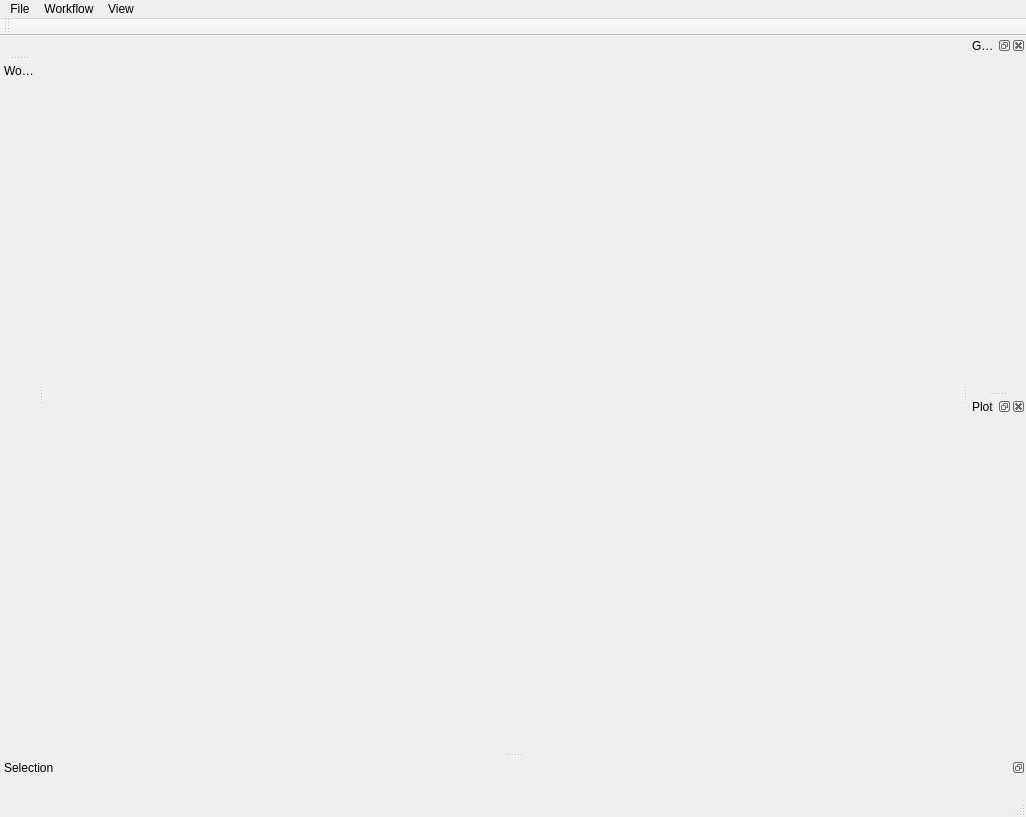
First picture: the form in python/soma/workflow/gui/main_window.ui, repository populse/soma-workflow, before the edit.
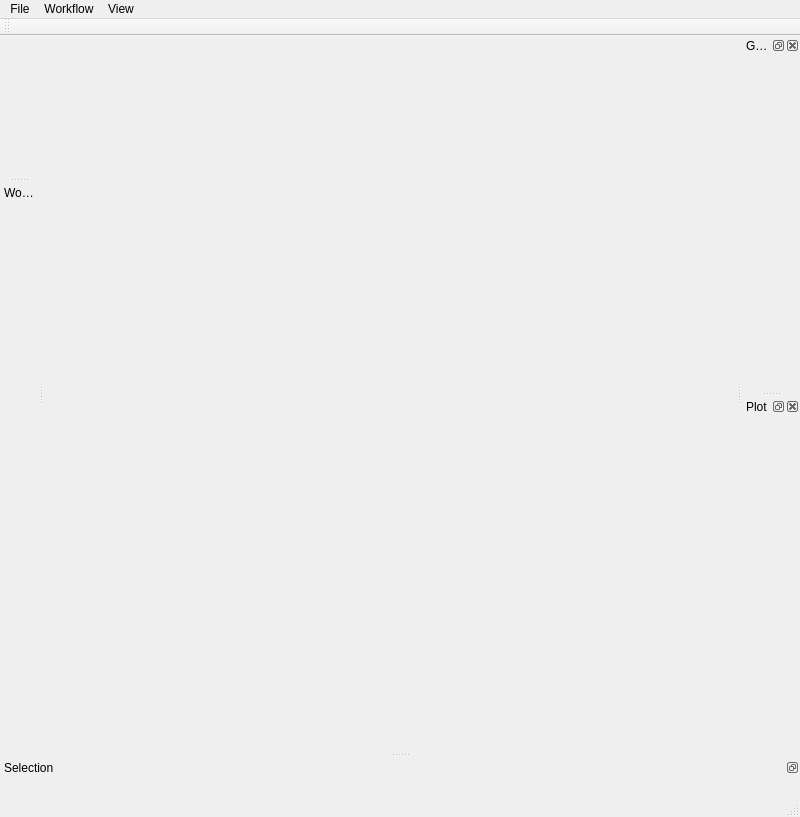
Second picture: the form after the edit.

Commit message: Reajustment of the size of the workflow window.

```diff
--- a/python/soma/workflow/gui/main_window.ui
+++ b/python/soma/workflow/gui/main_window.ui
@@ -6,7 +6,7 @@
    <rect>
     <x>0</x>
     <y>0</y>
-    <width>1026</width>
+    <width>800</width>
     <height>817</height>
    </rect>
   </property>
@@ -28,7 +28,7 @@
     <rect>
      <x>0</x>
      <y>0</y>
-     <width>1026</width>
+     <width>800</width>
      <height>28</height>
     </rect>
    </property>
@@ -96,7 +96,7 @@
   </widget>
   <widget class="QDockWidget" name="dock_resource_wf">
    <property name="sizePolicy">
-    <sizepolicy hsizetype="Preferred" vsizetype="Maximum">
+    <sizepolicy hsizetype="Preferred" vsizetype="Preferred">
      <horstretch>0</horstretch>
      <verstretch>0</verstretch>
     </sizepolicy>
@@ -121,9 +121,6 @@
    </attribute>
    <widget class="QWidget" name="dockWidgetContents_wf_info">
     <layout class="QVBoxLayout" name="verticalLayout_2">
-     <item>
-      <widget class="QWidget" name="widget_wf_status_date" native="true"/>
-     </item>
      <item>
       <widget class="QWidget" name="widget_wf_info" native="true"/>
      </item>
```
The commit also changes 2 other files.
